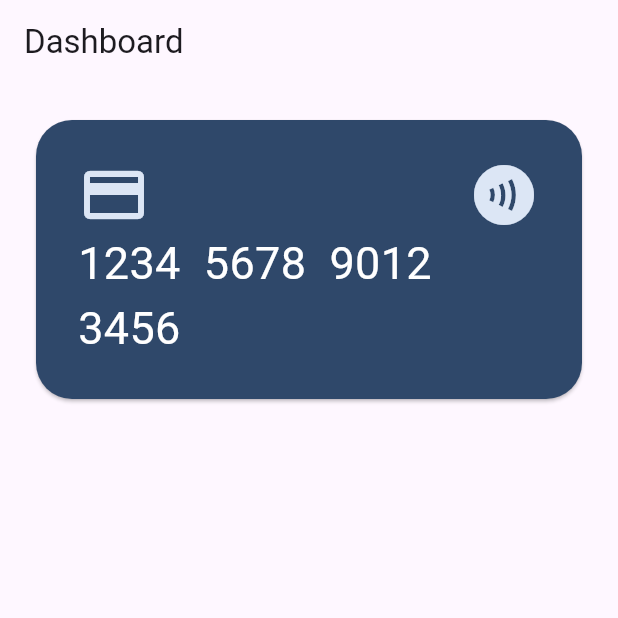
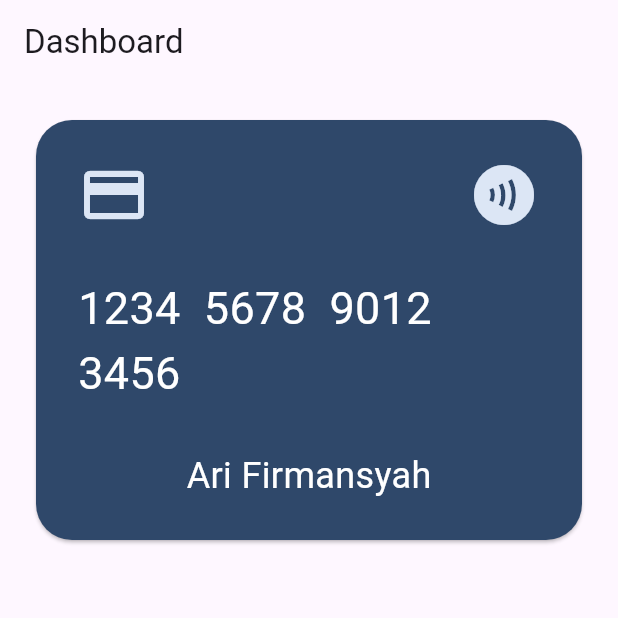
Before and after one commit to Mansyahariii/Tugas_week_8_1123150136, a Flutter app: the screen it shows after launch, on a phone screen of 412 x 824 dp, the top half of it. Run offline on Flutter 3.47's test engine with Material 3 defaults, Android fonts, the phone set to English and light mode, and no system bars.

Commit message:
menambahkan nama dengan text

```diff
--- a/lib/pages/master_card.dart
+++ b/lib/pages/master_card.dart
@@ -39,9 +39,17 @@ class MasterCard extends StatelessWidget {
                           ),
                         ],
                       ),
+                      Container(
+                        padding: const EdgeInsets.symmetric(vertical: 30.0),
+                        alignment: Alignment.centerLeft,
+                        child: Text(
+                          "1234  5678  9012  3456",
+                          style: TextStyle(fontSize: 30.0, color: Colors.white),
+                        ),
+                      ),
                       Text(
-                        "1234  5678  9012  3456",
-                        style: TextStyle(fontSize: 30.0, color: Colors.white),
+                        "Ari Firmansyah",
+                        style: TextStyle(fontSize: 24.0, color: Colors.white),
                       ),
                     ],
                   ),
```
